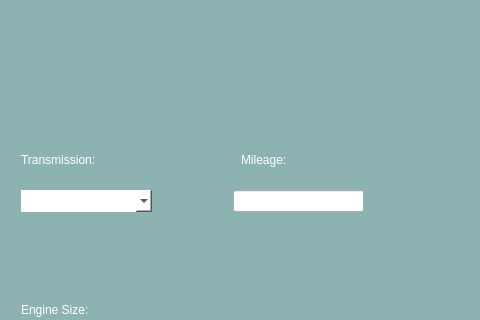
The window that nearestNeighbourUI.ui (Rizi22/Using-Machine-Learning-Algorithms-to-Predict-the-Price-of-Pre-owned-Cars) describes before a commit, drawn with Qt 5; both pictures show x 618 to 1098 and y 259 to 579 of the 1098 by 699 pixel window.
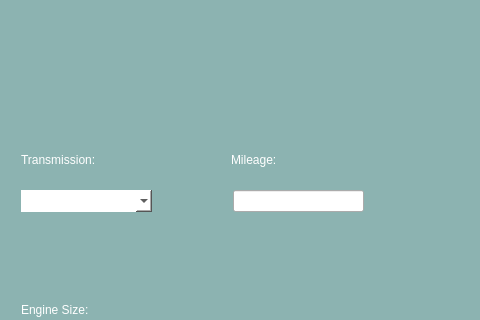
The same window after the commit.

Patch:
```diff
--- a/nearestNeighbourUI.ui
+++ b/nearestNeighbourUI.ui
@@ -136,7 +136,7 @@
    <widget class="QLabel" name="label_6">
     <property name="geometry">
      <rect>
-      <x>920</x>
+      <x>910</x>
       <y>410</y>
       <width>91</width>
       <height>20</height>
```
